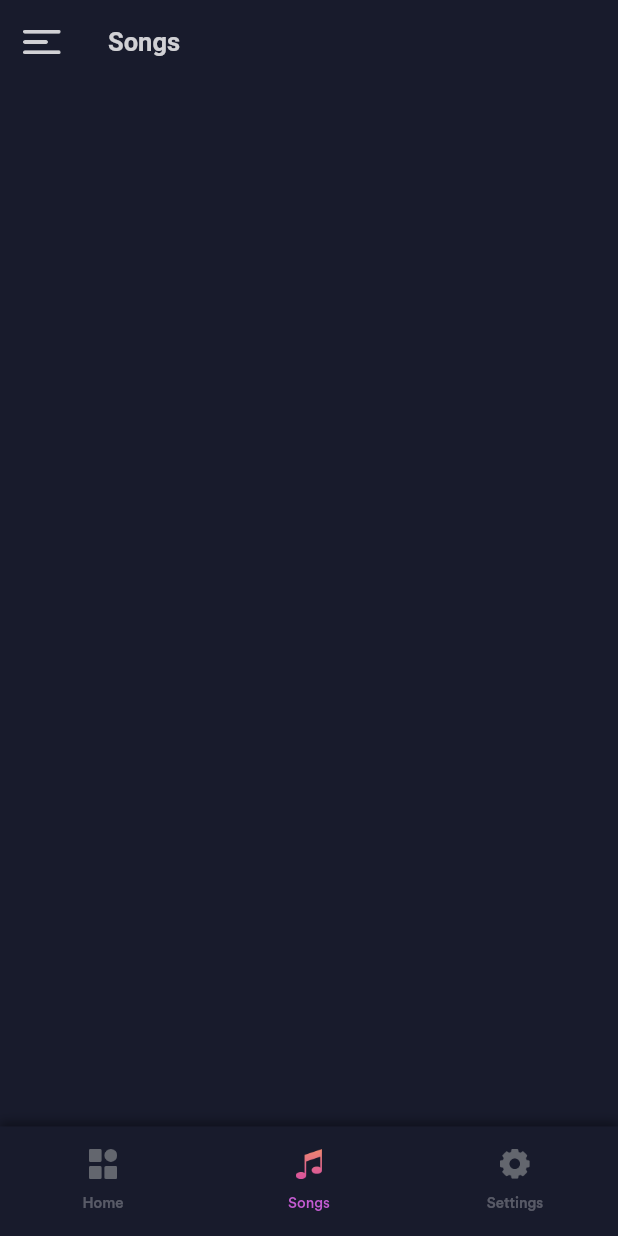
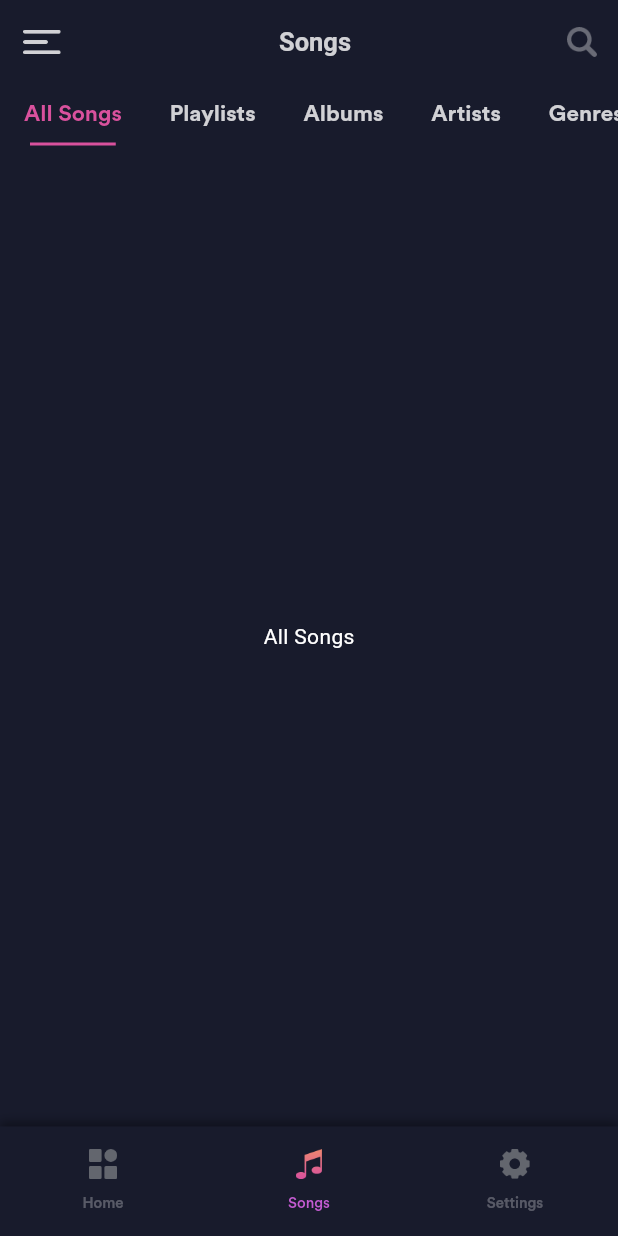
Before and after one commit to Sayed-Nahid/vibemusica, a Flutter app: the screen it shows after launch, item 2 of the bottom bar chosen, on a phone screen of 412 x 824 dp. Run offline on Flutter 3.47's test engine with Material 3 defaults, Android fonts, the phone set to English and light mode, and no system bars; our stand-ins replace flutter_rating_bar, get.

Commit message:
scrollable tab view added inside songs screen

```diff
--- a/lib/view/songs/songs_view.dart
+++ b/lib/view/songs/songs_view.dart
@@ -12,7 +12,22 @@ class SongsView extends StatefulWidget {
   State<SongsView> createState() => _SongsViewState();
 }
 
-class _SongsViewState extends State<SongsView> {
+class _SongsViewState extends State<SongsView> with SingleTickerProviderStateMixin{
+
+  TabController? controller;
+  int selectTab = 0;
+  @override
+  void initState() {
+    super.initState();
+    controller = TabController(length: 5, vsync: this);
+    controller?.addListener(() {
+      selectTab = controller?.index ?? 0;
+      setState(() {
+
+      });
+    });
+  }
+
   @override
   Widget build(BuildContext context) {
     return Scaffold(
@@ -30,14 +45,82 @@ class _SongsViewState extends State<SongsView> {
             fit: BoxFit.contain,
           ),
         ),
-        title: Text(
-          "Songs",
-          style: TextStyle(
-            color: TColor.primaryText80,
-            fontSize: 17,
-            fontWeight: FontWeight.w600,
+        title: Center(
+          child: Text(
+            "Songs",
+            style: TextStyle(
+              color: TColor.primaryText80,
+              fontSize: 17,
+              fontWeight: FontWeight.w600,
+            ),
           ),
         ),
+        actions: [
+          IconButton(
+            onPressed: () {
+              Get.find<SplashViewModel>().openDrawer();
+            },
+            icon: Image.asset(
+              "assets/img/search.png",
+              width: 20,
+              height: 20,
+              fit: BoxFit.contain,
+              color: TColor.primaryText35,
+            ),
+          ),
+        ],
+      ),
+      body: Column(
+        children: [
+            SizedBox(
+              height: kToolbarHeight-15,
+              child: TabBar(
+                controller: controller,
+                indicatorColor: TColor.focus,
+                isScrollable: true,
+                indicatorPadding: const EdgeInsets.symmetric(horizontal: 20),
+                labelStyle: TextStyle(
+                  color: TColor.focus,
+                  fontSize: 15,
+                  fontWeight: FontWeight.w600
+                ),
+                unselectedLabelStyle: TextStyle(
+                  color: TColor.primaryText80,
+                  fontSize: 15,
+                  fontWeight: FontWeight.w600
+                ),
+                tabs: const [
+                  Tab(
+                    text: "All Songs",
+                  ),
+                  Tab(
+                    text: "Playlists",
+                  ),
+                  Tab(
+                    text: "Albums",
+                  ),
+                  Tab(
+                    text: "Artists",
+                  ),
+                  Tab(
+                    text: "Genres",
+                  ),
+                ],
+              ),
+            ),
+            Expanded(
+                child: TabBarView(
+                  controller: controller,
+                  children: [
+                    const Center(child: Text("All Songs"),),
+                    const Center(child: Text("Playlists"),),
+                    const Center(child: Text("Albums"),),
+                    const Center(child: Text("Artists"),),
+                    const Center(child: Text("Genres"),),
+                  ],
+                )
+            ),
+        ],
       ),
     );
   }
```
